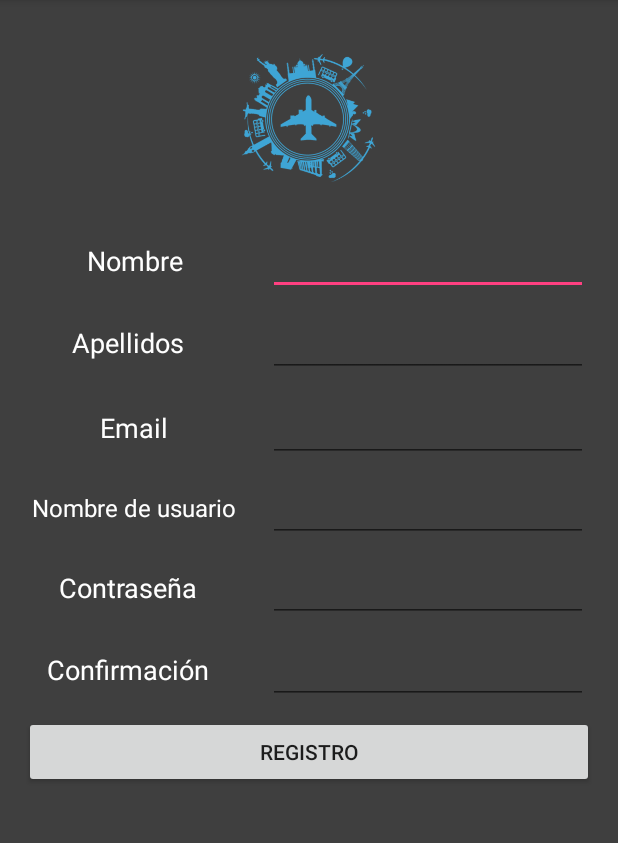
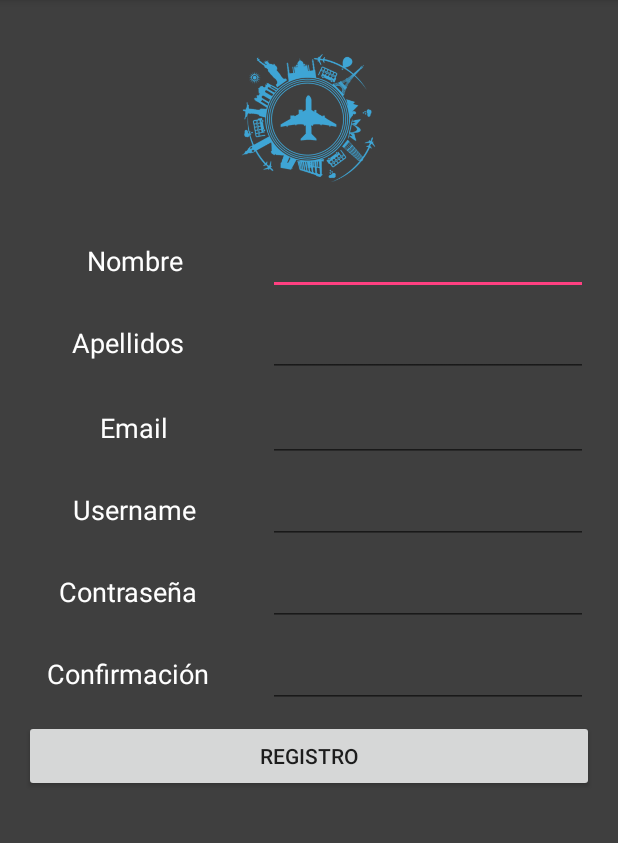
Before and after one commit to andresfernandeznad/TourismCitiesAndroid, an Android app: the screen it shows after launch (RegisterActivity), after a tap on "REGISTRAR", on a phone screen of 412 x 824 dp, the part 84-927 px from its top. Run offline under Robolectric (Android 15) with nearby library versions, the phone set to English and light mode, and no system bars; our stand-ins replace Firebase (no records; nobody signed in at launch, a user with empty details on screens opened directly), Volley; 1 other tap on this screen came first.

```diff
--- a/app/build.gradle
+++ b/app/build.gradle
@@ -10,6 +10,7 @@
         versionCode 1
         versionName "1.0"
         testInstrumentationRunner "android.support.test.runner.AndroidJUnitRunner"
+        multiDexEnabled true
     }
     buildTypes {
         release {
@@ -45,6 +46,8 @@
 
     implementation 'com.google.android.gms:play-services-maps:15.0.1'
 
+    implementation 'com.android.support:multidex:1.0.3'
+
     testImplementation 'junit:junit:4.12'
     androidTestImplementation 'com.android.support.test:runner:1.0.2'
     androidTestImplementation 'com.android.support.test.espresso:espresso-core:3.0.2'
--- a/app/src/main/res/layout/activity_register.xml
+++ b/app/src/main/res/layout/activity_register.xml
@@ -122,9 +122,9 @@
         android:layout_marginRight="8dp"
         android:layout_marginStart="8dp"
         android:layout_marginTop="30dp"
-        android:text="@string/login_label_usuario"
+        android:text="Username"
         android:textColor="@android:color/white"
-        android:textSize="16sp"
+        android:textSize="18sp"
         app:layout_constraintEnd_toStartOf="@+id/usuarioRegistro"
         app:layout_constraintStart_toStartOf="parent"
         app:layout_constraintTop_toBottomOf="@+id/textView4" />
```
